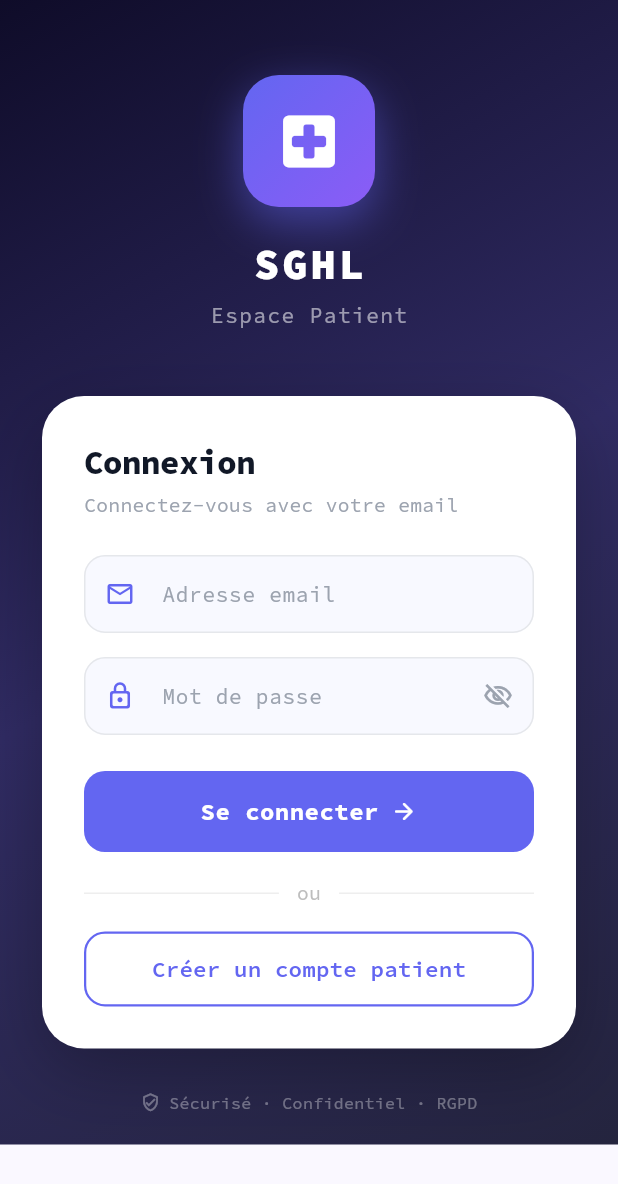
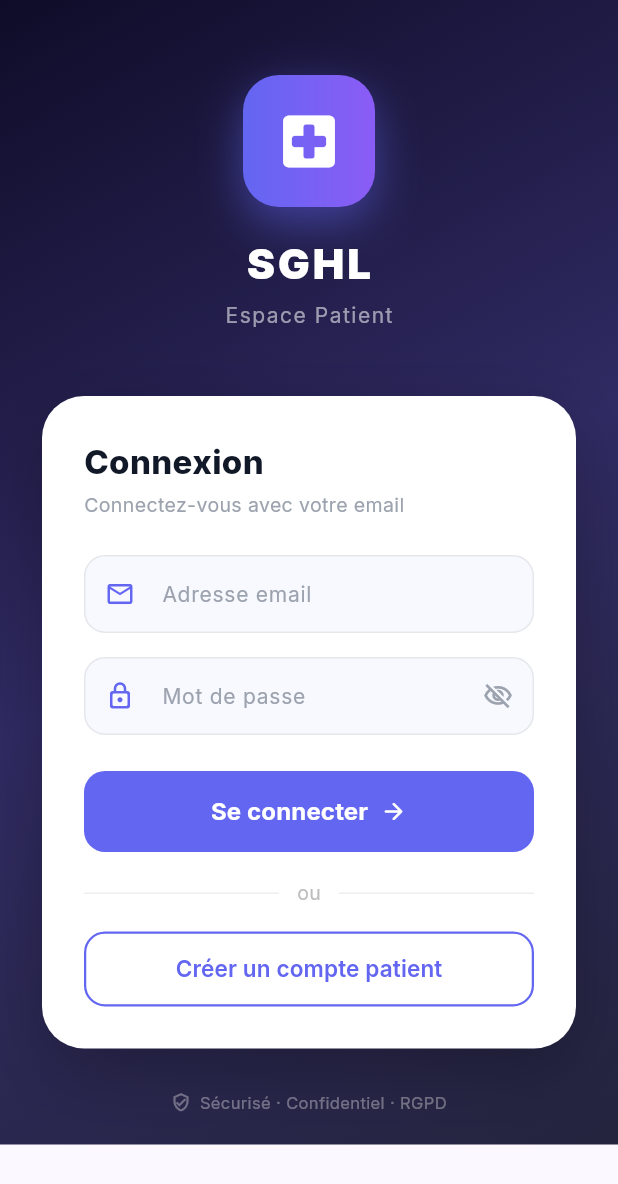
Before and after one commit to jiminmadingou-code/sghl, a Flutter app: the screen it shows after launch, on a phone screen of 412 x 824 dp. Shown: the top 1184 px of the screen. Run offline on Flutter 3.47's test engine with Material 3 defaults, Android fonts, the phone set to English and light mode, and no system bars; our stand-ins replace dio, flutter_riverpod, flutter_secure_storage, go_router, google_fonts, shared_preferences.

Commit message:
fix: inscription/login mobile - CORS, mot de passe min 6, date format, erreurs precises

```diff
--- a/mobile/patient_app/lib/main.dart
+++ b/mobile/patient_app/lib/main.dart
@@ -1,4 +1,5 @@
 import 'package:flutter/material.dart';
+import 'package:flutter/foundation.dart';
 import 'package:flutter/services.dart';
 import 'package:go_router/go_router.dart';
 import 'package:flutter_riverpod/flutter_riverpod.dart';
@@ -17,16 +18,20 @@ import 'screens/register_screen.dart';
 
 void main() async {
   WidgetsFlutterBinding.ensureInitialized();
-  SystemChrome.setPreferredOrientations([DeviceOrientation.portraitUp]);
-  SystemChrome.setSystemUIOverlayStyle(const SystemUiOverlayStyle(
-    statusBarColor: Colors.transparent,
-    statusBarIconBrightness: Brightness.dark,
-  ));
+  if (!kIsWeb) {
+    SystemChrome.setPreferredOrientations([DeviceOrientation.portraitUp]);
+    SystemChrome.setSystemUIOverlayStyle(const SystemUiOverlayStyle(
+      statusBarColor: Colors.transparent,
+      statusBarIconBrightness: Brightness.dark,
+    ));
+  }
   runApp(const ProviderScope(child: SGHLPatientApp()));
 }
 
 final _router = GoRouter(
   initialLocation: '/splash',
+  // Supprime le # dans l'URL sur web
+  routerNeglect: false,
   routes: [
     GoRoute(path: '/splash',        builder: (_, __) => const SplashScreen()),
     GoRoute(path: '/login',         builder: (_, __) => const LoginScreen()),
@@ -59,37 +64,37 @@ class SGHLPatientApp extends StatelessWidget {
       theme: ThemeData(
         useMaterial3: true,
         colorScheme: ColorScheme.fromSeed(
-          seedColor: const Color(0xFF1D4ED8),
+          seedColor: const Color(0xFF6366F1),
           brightness: Brightness.light,
         ),
-        textTheme: GoogleFonts.sourceCodeProTextTheme(),
+        textTheme: GoogleFonts.interTextTheme(),
         appBarTheme: const AppBarTheme(
-          backgroundColor: Color(0xFF1D4ED8),
+          backgroundColor: Color(0xFF6366F1),
           foregroundColor: Colors.white,
           elevation: 0,
           centerTitle: true,
         ),
         elevatedButtonTheme: ElevatedButtonThemeData(
           style: ElevatedButton.styleFrom(
-            backgroundColor: const Color(0xFF2563EB),
+            backgroundColor: const Color(0xFF6366F1),
             foregroundColor: Colors.white,
-            shape: RoundedRectangleBorder(borderRadius: BorderRadius.circular(10)),
+            shape: RoundedRectangleBorder(borderRadius: BorderRadius.circular(14)),
             padding: const EdgeInsets.symmetric(horizontal: 24, vertical: 14),
           ),
         ),
         cardTheme: CardThemeData(
           elevation: 2,
-          shape: RoundedRectangleBorder(borderRadius: BorderRadius.circular(12)),
+          shape: RoundedRectangleBorder(borderRadius: BorderRadius.circular(14)),
           color: Colors.white,
         ),
         inputDecorationTheme: InputDecorationTheme(
-          border: OutlineInputBorder(borderRadius: BorderRadius.circular(10)),
+          border: OutlineInputBorder(borderRadius: BorderRadius.circular(14)),
           focusedBorder: OutlineInputBorder(
-            borderRadius: BorderRadius.circular(10),
-            borderSide: const BorderSide(color: Color(0xFF2563EB), width: 2),
+            borderRadius: BorderRadius.circular(14),
+            borderSide: const BorderSide(color: Color(0xFF6366F1), width: 2),
           ),
           filled: true,
-          fillColor: const Color(0xFFF8FAFF),
+          fillColor: const Color(0xFFF8F9FF),
         ),
       ),
     );
@@ -108,17 +113,16 @@ class _MainShellState extends State<MainShell> {
   int _currentIndex = 0;
 
   final _tabs = [
-    (path: '/home',          icon: Icons.home_outlined,         activeIcon: Icons.home,              label: 'Accueil'),
-    (path: '/appointments',  icon: Icons.calendar_today_outlined,activeIcon: Icons.calendar_today,   label: 'RDV'),
-    (path: '/results',       icon: Icons.science_outlined,       activeIcon: Icons.science,           label: 'Résultats'),
-    (path: '/prescriptions', icon: Icons.medication_outlined,    activeIcon: Icons.medication,        label: 'Ordonnances'),
-    (path: '/chat',          icon: Icons.chat_bubble_outline,    activeIcon: Icons.chat_bubble,       label: 'Messages'),
+    (path: '/home',          icon: Icons.home_outlined,          activeIcon: Icons.home,             label: 'Accueil'),
+    (path: '/appointments',  icon: Icons.calendar_today_outlined, activeIcon: Icons.calendar_today,  label: 'RDV'),
+    (path: '/results',       icon: Icons.science_outlined,        activeIcon: Icons.science,          label: 'Résultats'),
+    (path: '/prescriptions', icon: Icons.medication_outlined,     activeIcon: Icons.medication,       label: 'Ordonnances'),
+    (path: '/chat',          icon: Icons.chat_bubble_outline,     activeIcon: Icons.chat_bubble,      label: 'Messages'),
   ];
 
   @override
   void didChangeDependencies() {
     super.didChangeDependencies();
-    // Synchroniser l'index avec la route actuelle
     final currentPath = GoRouterState.of(context).matchedLocation;
     final index = _tabs.indexWhere((t) => currentPath == t.path || currentPath.startsWith(t.path));
     if (index != -1 && index != _currentIndex) {
@@ -140,7 +144,7 @@ class _MainShellState extends State<MainShell> {
         elevation: 8,
         destinations: _tabs.map((t) => NavigationDestination(
           icon: Icon(t.icon),
-          selectedIcon: Icon(t.activeIcon, color: const Color(0xFF2563EB)),
+          selectedIcon: Icon(t.activeIcon, color: const Color(0xFF6366F1)),
           label: t.label,
         )).toList(),
       ),
--- a/mobile/patient_app/lib/screens/login_screen.dart
+++ b/mobile/patient_app/lib/screens/login_screen.dart
@@ -1,5 +1,7 @@
+import 'dart:convert';
 import 'package:flutter/material.dart';
 import 'package:go_router/go_router.dart';
+import 'package:dio/dio.dart';
 import '../services/api_service.dart';
 
 class LoginScreen extends StatefulWidget {
@@ -41,10 +43,52 @@ class _LoginScreenState extends State<LoginScreen> with SingleTickerProviderStat
     if (!_formKey.currentState!.validate()) return;
     setState(() { _loading = true; _error = null; });
     try {
-      await apiService.login(_emailCtrl.text.trim().toLowerCase(), _passCtrl.text);
+      final dio = Dio(BaseOptions(
+        baseUrl: 'https://sghl-production.up.railway.app/api/v1',
+        connectTimeout: const Duration(seconds: 20),
+        receiveTimeout: const Duration(seconds: 30),
+        headers: {'Content-Type': 'application/json', 'Accept': 'application/json'},
+      ));
+
+      final response = await dio.post('/auth/login/', data: {
+        'username': _emailCtrl.text.trim().toLowerCase(),
+        'password': _passCtrl.text,
+      });
+
+      final data = response.data as Map<String, dynamic>;
+      if (data['access'] != null) {
+        await secureStorage.write(key: 'access_token', value: data['access'].toString());
+      }
+      if (data['refresh'] != null) {
+        await secureStorage.write(key: 'refresh_token', value: data['refresh'].toString());
+      }
+      if (data['user'] != null) {
+        await secureStorage.write(key: 'user_data', value: jsonEncode(data['user']));
+      }
       if (mounted) context.go('/home');
+
+    } on DioException catch (e) {
+      String msg = 'Erreur de connexion.';
+      if (e.type == DioExceptionType.connectionTimeout ||
+          e.type == DioExceptionType.receiveTimeout ||
+          e.type == DioExceptionType.sendTimeout) {
+        msg = 'Délai dépassé. Vérifiez votre connexion internet.';
+      } else if (e.type == DioExceptionType.connectionError) {
+        msg = 'Impossible de joindre le serveur.';
+      } else if (e.response != null) {
+        final status = e.response!.statusCode;
+        final body = e.response!.data;
+        if (status == 401) {
+          msg = 'Email ou mot de passe incorrect.';
+        } else if (body is Map) {
+          msg = body['detail']?.toString() ?? body['error']?.toString() ?? 'Erreur $status.';
+        } else {
+          msg = 'Erreur serveur ($status).';
+        }
+      }
+      setState(() => _error = msg);
     } catch (e) {
-      setState(() => _error = 'Email ou mot de passe incorrect.');
+      setState(() => _error = 'Erreur inattendue: ${e.toString()}');
     } finally {
       if (mounted) setState(() => _loading = false);
     }
@@ -56,8 +100,7 @@ class _LoginScreenState extends State<LoginScreen> with SingleTickerProviderStat
       body: Container(
         decoration: const BoxDecoration(
           gradient: LinearGradient(
-            begin: Alignment.topLeft,
-            end: Alignment.bottomRight,
+            begin: Alignment.topLeft, end: Alignment.bottomRight,
             colors: [Color(0xFF0F0C29), Color(0xFF302B63), Color(0xFF24243E)],
           ),
         ),
@@ -66,45 +109,27 @@ class _LoginScreenState extends State<LoginScreen> with SingleTickerProviderStat
             opacity: _fadeAnim,
             child: SingleChildScrollView(
               padding: const EdgeInsets.symmetric(horizontal: 28),
-              child: Column(
-                children: [
+              child: Column(children: [
                 const SizedBox(height: 50),
-
-                  // Logo animé
                 SlideTransition(
                   position: _slideAnim,
                   child: Column(children: [
                     Container(
                       width: 88, height: 88,
                       decoration: BoxDecoration(
-                          gradient: const LinearGradient(
-                            colors: [Color(0xFF6366F1), Color(0xFF8B5CF6)],
-                            begin: Alignment.topLeft,
-                            end: Alignment.bottomRight,
-                          ),
+                        gradient: const LinearGradient(colors: [Color(0xFF6366F1), Color(0xFF8B5CF6)]),
                         borderRadius: BorderRadius.circular(24),
-                          boxShadow: [
-                            BoxShadow(color: const Color(0xFF6366F1).withOpacity(0.5), blurRadius: 25, offset: const Offset(0, 10)),
-                          ],
+                        boxShadow: [BoxShadow(color: const Color(0xFF6366F1).withValues(alpha: 0.5), blurRadius: 25, offset: const Offset(0, 10))],
                       ),
                       child: const Icon(Icons.local_hospital_rounded, size: 46, color: Colors.white),
                     ),
                     const SizedBox(height: 18),
-                      const Text(
-                        'SGHL',
-                        style: TextStyle(color: Colors.white, fontSize: 28, fontWeight: FontWeight.w900, letterSpacing: 2),
-                      ),
+                    const Text('SGHL', style: TextStyle(color: Colors.white, fontSize: 28, fontWeight: FontWeight.w900, letterSpacing: 2)),
                     const SizedBox(height: 4),
-                      Text(
-                        'Espace Patient',
-                        style: TextStyle(color: Colors.white.withOpacity(0.55), fontSize: 14, letterSpacing: 1),
-                      ),
+                    Text('Espace Patient', style: TextStyle(color: Colors.white.withValues(alpha: 0.55), fontSize: 14, letterSpacing: 1)),
                   ]),
                 ),
-
                 const SizedBox(height: 44),
-
-                  // Carte formulaire
                 SlideTransition(
                   position: _slideAnim,
                   child: Container(
@@ -112,44 +137,20 @@ class _LoginScreenState extends State<LoginScreen> with SingleTickerProviderStat
                     decoration: BoxDecoration(
                       color: Colors.white,
                       borderRadius: BorderRadius.circular(28),
-                        boxShadow: [
-                          BoxShadow(color: Colors.black.withOpacity(0.25), blurRadius: 40, offset: const Offset(0, 15)),
-                        ],
+                      boxShadow: [BoxShadow(color: Colors.black.withValues(alpha: 0.25), blurRadius: 40, offset: const Offset(0, 15))],
                     ),
                     child: Form(
                       key: _formKey,
-                        child: Column(
-                          crossAxisAlignment: CrossAxisAlignment.stretch,
-                          children: [
-                            const Text(
-                              'Connexion',
-                              style: TextStyle(fontSize: 22, fontWeight: FontWeight.w800, color: Color(0xFF111827), letterSpacing: -0.5),
-                            ),
+                      child: Column(crossAxisAlignment: CrossAxisAlignment.stretch, children: [
+                        const Text('Connexion', style: TextStyle(fontSize: 22, fontWeight: FontWeight.w800, color: Color(0xFF111827))),
                         const SizedBox(height: 4),
-                            const Text(
-                              'Connectez-vous avec votre email',
-                              style: TextStyle(fontSize: 13, color: Color(0xFF9CA3AF)),
-                            ),
+                        const Text('Connectez-vous avec votre email', style: TextStyle(fontSize: 13, color: Color(0xFF9CA3AF))),
                         const SizedBox(height: 24),
-
-                            // Email
                         TextFormField(
                           controller: _emailCtrl,
                           keyboardType: TextInputType.emailAddress,
                           textInputAction: TextInputAction.next,
-                              decoration: InputDecoration(
-                                labelText: 'Adresse email',
-                                prefixIcon: const Icon(Icons.email_outlined, color: Color(0xFF6366F1), size: 20),
-                                filled: true,
-                                fillColor: const Color(0xFFF8F9FF),
-                                labelStyle: const TextStyle(color: Color(0xFF9CA3AF), fontSize: 14),
-                                border: OutlineInputBorder(borderRadius: BorderRadius.circular(14), borderSide: const BorderSide(color: Color(0xFFE5E7EB))),
-                                enabledBorder: OutlineInputBorder(borderRadius: BorderRadius.circular(14), borderSide: const BorderSide(color: Color(0xFFE5E7EB))),
-                                focusedBorder: OutlineInputBorder(borderRadius: BorderRadius.circular(14), borderSide: const BorderSide(color: Color(0xFF6366F1), width: 2)),
-                                errorBorder: OutlineInputBorder(borderRadius: BorderRadius.circular(14), borderSide: const BorderSide(color: Color(0xFFEF4444))),
-                                focusedErrorBorder: OutlineInputBorder(borderRadius: BorderRadius.circular(14), borderSide: const BorderSide(color: Color(0xFFEF4444), width: 2)),
-                                contentPadding: const EdgeInsets.symmetric(horizontal: 16, vertical: 14),
-                              ),
+                          decoration: _fieldDeco('Adresse email', Icons.email_outlined),
                           validator: (v) {
                             if (v == null || v.isEmpty) return 'Champ requis';
                             if (!v.contains('@')) return 'Email invalide';
@@ -157,37 +158,19 @@ class _LoginScreenState extends State<LoginScreen> with SingleTickerProviderStat
                           },
                         ),
                         const SizedBox(height: 16),
-
-                            // Mot de passe
                         TextFormField(
                           controller: _passCtrl,
                           obscureText: _obscure,
                           textInputAction: TextInputAction.done,
                           onFieldSubmitted: (_) => _login(),
-                              decoration: InputDecoration(
-                                labelText: 'Mot de passe',
-                                prefixIcon: const Icon(Icons.lock_outline_rounded, color: Color(0xFF6366F1), size: 20),
+                          decoration: _fieldDeco('Mot de passe', Icons.lock_outline_rounded).copyWith(
                             suffixIcon: IconButton(
-                                  icon: Icon(
-                                    _obscure ? Icons.visibility_off_outlined : Icons.visibility_outlined,
-                                    color: const Color(0xFF9CA3AF), size: 20,
-                                  ),
+                              icon: Icon(_obscure ? Icons.visibility_off_outlined : Icons.visibility_outlined, color: const Color(0xFF9CA3AF), size: 20),
                               onPressed: () => setState(() => _obscure = !_obscure),
                             ),
-                                filled: true,
-                                fillColor: const Color(0xFFF8F9FF),
-                                labelStyle: const TextStyle(color: Color(0xFF9CA3AF), fontSize: 14),
-                                border: OutlineInputBorder(borderRadius: BorderRadius.circular(14), borderSide: const BorderSide(color: Color(0xFFE5E7EB))),
-                                enabledBorder: OutlineInputBorder(borderRadius: BorderRadius.circular(14), borderSide: const BorderSide(color: Color(0xFFE5E7EB))),
-                                focusedBorder: OutlineInputBorder(borderRadius: BorderRadius.circular(14), borderSide: const BorderSide(color: Color(0xFF6366F1), width: 2)),
-                                errorBorder: OutlineInputBorder(borderRadius: BorderRadius.circular(14), borderSide: const BorderSide(color: Color(0xFFEF4444))),
-                                focusedErrorBorder: OutlineInputBorder(borderRadius: BorderRadius.circular(14), borderSide: const BorderSide(color: Color(0xFFEF4444), width: 2)),
-                                contentPadding: const EdgeInsets.symmetric(horizontal: 16, vertical: 14),
                           ),
                           validator: (v) => v == null || v.isEmpty ? 'Champ requis' : null,
                         ),
-
-                            // Erreur
                         if (_error != null) ...[
                           const SizedBox(height: 14),
                           Container(
@@ -204,10 +187,7 @@ class _LoginScreenState extends State<LoginScreen> with SingleTickerProviderStat
                             ]),
                           ),
                         ],
-
                         const SizedBox(height: 24),
-
-                            // Bouton connexion
                         SizedBox(
                           height: 54,
                           child: ElevatedButton(
@@ -215,26 +195,19 @@ class _LoginScreenState extends State<LoginScreen> with SingleTickerProviderStat
                             style: ElevatedButton.styleFrom(
                               backgroundColor: const Color(0xFF6366F1),
                               foregroundColor: Colors.white,
-                                  disabledBackgroundColor: const Color(0xFF6366F1).withOpacity(0.6),
                               elevation: 0,
                               shape: RoundedRectangleBorder(borderRadius: BorderRadius.circular(14)),
                             ),
                             child: _loading
                                 ? const SizedBox(width: 24, height: 24, child: CircularProgressIndicator(color: Colors.white, strokeWidth: 2.5))
-                                    : const Row(
-                                        mainAxisAlignment: MainAxisAlignment.center,
-                                        children: [
-                                          Text('Se connecter', style: TextStyle(fontSize: 16, fontWeight: FontWeight.w700, letterSpacing: 0.3)),
+                                : const Row(mainAxisAlignment: MainAxisAlignment.center, children: [
+                                    Text('Se connecter', style: TextStyle(fontSize: 16, fontWeight: FontWeight.w700)),
                                     SizedBox(width: 8),
                                     Icon(Icons.arrow_forward_rounded, size: 18),
-                                        ],
+                                  ]),
                           ),
                         ),
-                            ),
-
                         const SizedBox(height: 18),
-
-                            // Divider
                         Row(children: [
                           Expanded(child: Divider(color: Colors.grey.shade200)),
                           Padding(
@@ -243,10 +216,7 @@ class _LoginScreenState extends State<LoginScreen> with SingleTickerProviderStat
                           ),
                           Expanded(child: Divider(color: Colors.grey.shade200)),
                         ]),
-
                         const SizedBox(height: 16),
-
-                            // Créer un compte
                         SizedBox(
                           height: 50,
                           child: OutlinedButton(
@@ -259,30 +229,36 @@ class _LoginScreenState extends State<LoginScreen> with SingleTickerProviderStat
                             child: const Text('Créer un compte patient', style: TextStyle(fontSize: 15, fontWeight: FontWeight.w600)),
                           ),
                         ),
-                          ],
+                      ]),
                     ),
                   ),
                 ),
-                  ),
-
                 const SizedBox(height: 28),
-
-                  // Footer
-                  Row(
-                    mainAxisAlignment: MainAxisAlignment.center,
-                    children: [
-                      Icon(Icons.verified_user_outlined, color: Colors.white.withOpacity(0.35), size: 13),
+                Row(mainAxisAlignment: MainAxisAlignment.center, children: [
+                  Icon(Icons.verified_user_outlined, color: Colors.white.withValues(alpha: 0.35), size: 13),
                   const SizedBox(width: 6),
-                      Text('Sécurisé · Confidentiel · RGPD', style: TextStyle(color: Colors.white.withOpacity(0.35), fontSize: 11)),
-                    ],
-                  ),
+                  Text('Sécurisé · Confidentiel · RGPD', style: TextStyle(color: Colors.white.withValues(alpha: 0.35), fontSize: 11)),
+                ]),
                 const SizedBox(height: 20),
-                ],
-              ),
+              ]),
             ),
           ),
         ),
       ),
     );
   }
+
+  InputDecoration _fieldDeco(String label, IconData icon) => InputDecoration(
+    labelText: label,
+    prefixIcon: Icon(icon, color: const Color(0xFF6366F1), size: 20),
+    filled: true,
+    fillColor: const Color(0xFFF8F9FF),
+    labelStyle: const TextStyle(color: Color(0xFF9CA3AF), fontSize: 14),
+    border: OutlineInputBorder(borderRadius: BorderRadius.circular(14), borderSide: const BorderSide(color: Color(0xFFE5E7EB))),
+    enabledBorder: OutlineInputBorder(borderRadius: BorderRadius.circular(14), borderSide: const BorderSide(color: Color(0xFFE5E7EB))),
+    focusedBorder: OutlineInputBorder(borderRadius: BorderRadius.circular(14), borderSide: const BorderSide(color: Color(0xFF6366F1), width: 2)),
+    errorBorder: OutlineInputBorder(borderRadius: BorderRadius.circular(14), borderSide: const BorderSide(color: Color(0xFFEF4444))),
+    focusedErrorBorder: OutlineInputBorder(borderRadius: BorderRadius.circular(14), borderSide: const BorderSide(color: Color(0xFFEF4444), width: 2)),
+    contentPadding: const EdgeInsets.symmetric(horizontal: 16, vertical: 14),
+  );
 }
--- a/mobile/patient_app/lib/screens/splash_screen.dart
+++ b/mobile/patient_app/lib/screens/splash_screen.dart
@@ -25,6 +25,7 @@ class _SplashScreenState extends State<SplashScreen> with SingleTickerProviderSt
     await Future.delayed(const Duration(seconds: 2));
     if (!mounted) return;
     final loggedIn = await apiService.isLoggedIn();
+    if (!mounted) return;
     context.go(loggedIn ? '/home' : '/login');
   }
 
```
Also changed, not shown: mobile/patient_app/lib/screens/register_screen.dart (+77 -91 lines), mobile/patient_app/pubspec.yaml (+1 -27 lines), mobile/patient_app/pubspec.lock, 10 other files. Lines whose indentation alone changed are shown as unchanged.
